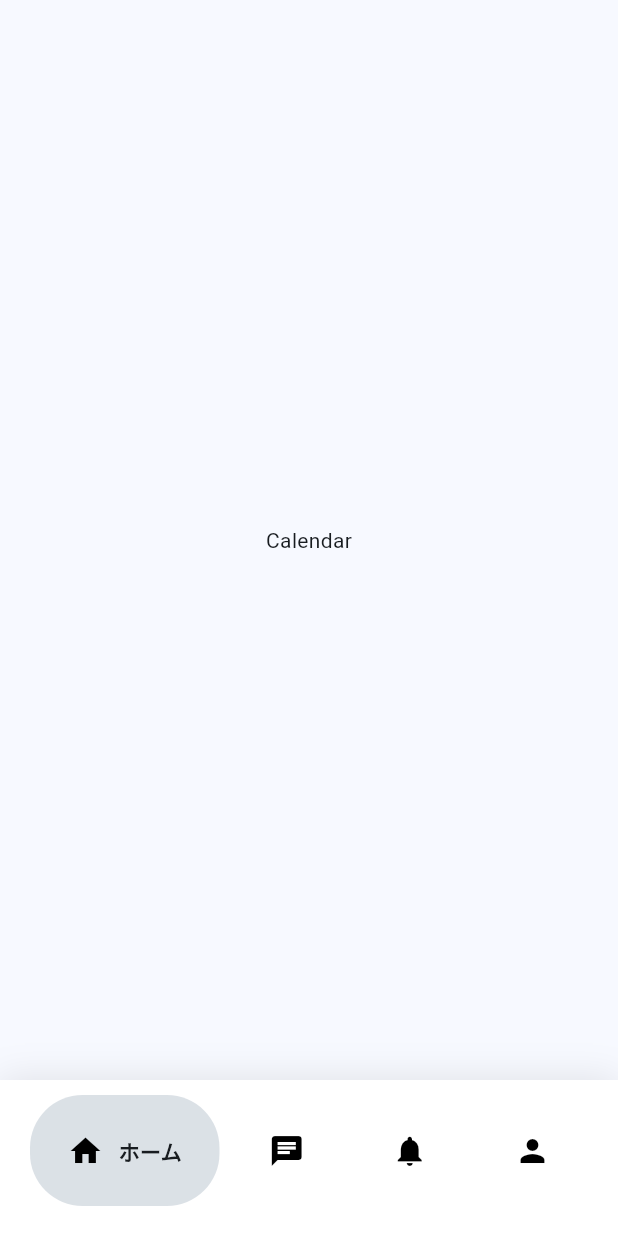
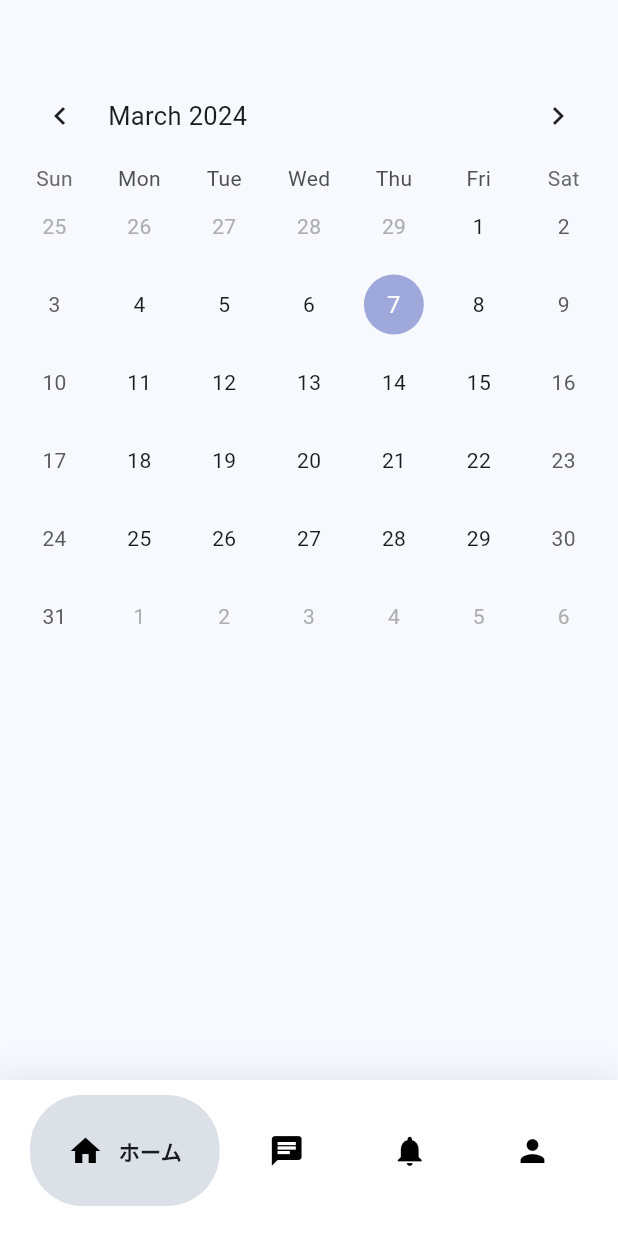
Before and after one commit to KTT-Projects/shine_portal, a Flutter app: the screen it shows once a user with an empty profile is signed in, on a phone screen of 412 x 824 dp. Run offline on Flutter 3.47's test engine with Material 3 defaults, Android fonts, the phone set to English and light mode, and no system bars; drawn by our look-alikes of google_nav_bar, table_calendar; our stand-ins replace firebase_auth, firebase_core, google_fonts, loading_animation_widget; accounts and stored records are empty.

Commit message:
add calendar

```diff
--- a/lib/pages/calendar_page.dart
+++ b/lib/pages/calendar_page.dart
@@ -1,4 +1,7 @@
+// ignore_for_file: prefer_final_fields
+
 import 'package:flutter/material.dart';
+import 'package:table_calendar/table_calendar.dart';
 
 class CalendarPage extends StatefulWidget {
   const CalendarPage({super.key});
@@ -8,10 +11,20 @@ class CalendarPage extends StatefulWidget {
 }
 
 class _CalendarPageState extends State<CalendarPage> {
+  DateTime _forcuseDay = DateTime.now();
+  DateTime? _selectedDay;
+  CalendarFormat _calendarFormat = CalendarFormat.month;
+
   @override
   Widget build(BuildContext context) {
-    return Container(
-      child: Center(child: Text('Calendar')),
+    return Padding(
+      padding: const EdgeInsets.only(top: 45.0, left: 8.0, right: 8.0),
+      child: TableCalendar(
+        headerStyle: HeaderStyle(formatButtonVisible: false),
+        firstDay: DateTime.utc(2024, 1, 1),
+        lastDay: DateTime.utc(2030, 12, 31),
+        focusedDay: _forcuseDay,
+      ),
     );
   }
 }
--- a/pubspec.yaml
+++ b/pubspec.yaml
@@ -41,6 +41,8 @@ dependencies:
   loading_animation_widget: ^1.2.0+4
   google_nav_bar: ^5.0.6
   animations: ^2.0.11
+  table_calendar: ^3.1.0
+  intl: ^0.17.0
 
 
 dev_dependencies:
```
Also changed, not shown: pubspec.lock.
